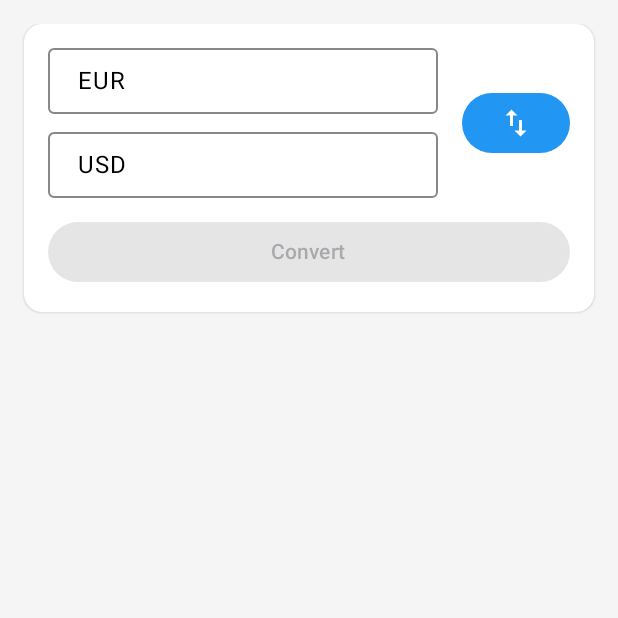
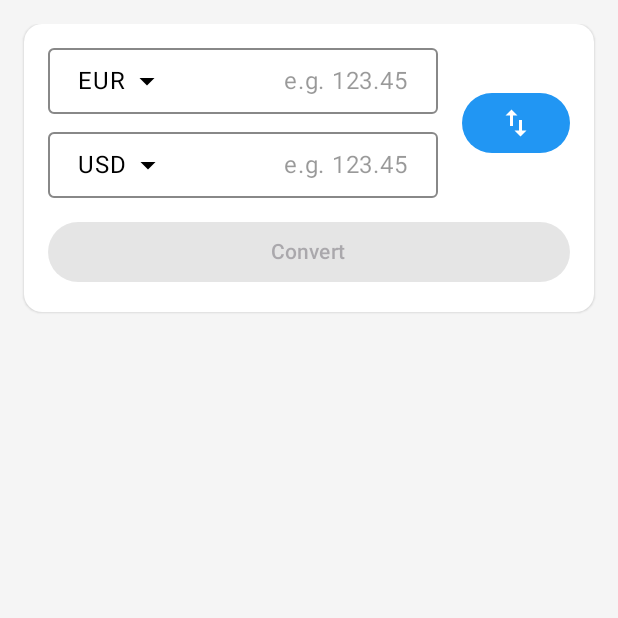
Before and after one commit to Alex-Cambrini/money-rate, an Android app built with Jetpack Compose: the composable HomeScreen shown on its own in the app's theme, on a phone screen of 412 x 824 dp, the top half of it. Run offline under Robolectric (Android 15) with nearby library versions, the phone set to English and light mode, and no system bars.

Commit message:
feat: enhance CurrencyInputRow with dropdown icon and placeholder text

```diff
--- a/composeui/src/main/java/it/unibo/composeui/components/CurrencyInputRow.kt
+++ b/composeui/src/main/java/it/unibo/composeui/components/CurrencyInputRow.kt
@@ -1,5 +1,6 @@
 package it.unibo.composeui.components
 
+import androidx.compose.animation.core.animateFloatAsState
 import androidx.compose.foundation.border
 import androidx.compose.foundation.clickable
 import androidx.compose.foundation.layout.Box
@@ -9,8 +10,11 @@ import androidx.compose.foundation.layout.padding
 import androidx.compose.foundation.shape.RoundedCornerShape
 import androidx.compose.foundation.text.BasicTextField
 import androidx.compose.foundation.text.KeyboardOptions
+import androidx.compose.material.icons.Icons
+import androidx.compose.material.icons.filled.ArrowDropDown
 import androidx.compose.material3.DropdownMenu
 import androidx.compose.material3.DropdownMenuItem
+import androidx.compose.material3.Icon
 import androidx.compose.material3.MaterialTheme
 import androidx.compose.material3.Text
 import androidx.compose.runtime.Composable
@@ -20,12 +24,12 @@ import androidx.compose.runtime.remember
 import androidx.compose.runtime.setValue
 import androidx.compose.ui.Alignment
 import androidx.compose.ui.Modifier
+import androidx.compose.ui.draw.rotate
 import androidx.compose.ui.graphics.Color
 import androidx.compose.ui.text.input.KeyboardType
 import androidx.compose.ui.text.input.TextFieldValue
 import androidx.compose.ui.text.style.TextAlign
 import androidx.compose.ui.unit.dp
-
 
 @Composable
 @androidx.compose.ui.tooling.preview.Preview(showBackground = true)
@@ -33,7 +37,7 @@ fun CurrencyInputRowPreview() {
     CurrencyInputRow(
         currency = "EUR",
         onCurrencyChange = {},
-        androidx.compose.ui.text.input.TextFieldValue("100"),
+        amount = TextFieldValue("100"),
         onAmountChange = {},
         currencies = listOf("EUR" to "Euro", "USD" to "Dollar")
     )
@@ -54,19 +58,35 @@ fun CurrencyInputRow(
         modifier
             .fillMaxWidth()
             .border(1.dp, Color.Gray, RoundedCornerShape(4.dp))
-            .padding(
-                horizontal = 20.dp,
-                vertical = 10.dp
-            ),
+            .padding(horizontal = 20.dp, vertical = 10.dp),
         verticalAlignment = Alignment.CenterVertically
     ) {
+        Box(
+            modifier = Modifier
+                .weight(1f)
+                .clickable { expanded = true }
+        ) {
+            val rotation by animateFloatAsState(targetValue = if (expanded) 180f else 0f)
 
-        Box(modifier = Modifier
-            .weight(1f)
-            .clickable { expanded = true }
-        ) {
-            Text(currency, style = MaterialTheme.typography.bodyLarge)
-            DropdownMenu(expanded, { expanded = false }) {
+            Row(verticalAlignment = Alignment.CenterVertically) {
+                Text(
+                    text = currency,
+                    style = MaterialTheme.typography.bodyLarge
+                )
+                Icon(
+                    imageVector = Icons.Filled.ArrowDropDown,
+                    contentDescription = null,
+                    modifier = Modifier
+                        .padding(start = 2.dp)
+                        .rotate(rotation)
+                        .align(Alignment.CenterVertically)
+                )
+            }
+
+            DropdownMenu(
+                expanded = expanded,
+                onDismissRequest = { expanded = false }
+            ) {
                 currencies.forEach { (code, name) ->
                     DropdownMenuItem(
                         text = { Text("$code – $name") },
@@ -85,8 +105,20 @@ fun CurrencyInputRow(
             singleLine = true,
             keyboardOptions = KeyboardOptions(keyboardType = KeyboardType.Number),
             textStyle = MaterialTheme.typography.bodyLarge.copy(textAlign = TextAlign.End),
-            modifier = Modifier
-                .weight(1f)
+            modifier = Modifier.weight(1f),
+            decorationBox = { innerTextField ->
+                Box {
+                    if (amount.text.isEmpty()) {
+                        Text(
+                            text = "e.g. 123.45",
+                            style = MaterialTheme.typography.bodyLarge,
+                            color = MaterialTheme.colorScheme.onSurface.copy(alpha = 0.4f),
+                            modifier = Modifier.align(Alignment.CenterEnd)
+                        )
+                    }
+                    innerTextField()
+                }
+            }
         )
     }
 }
```
